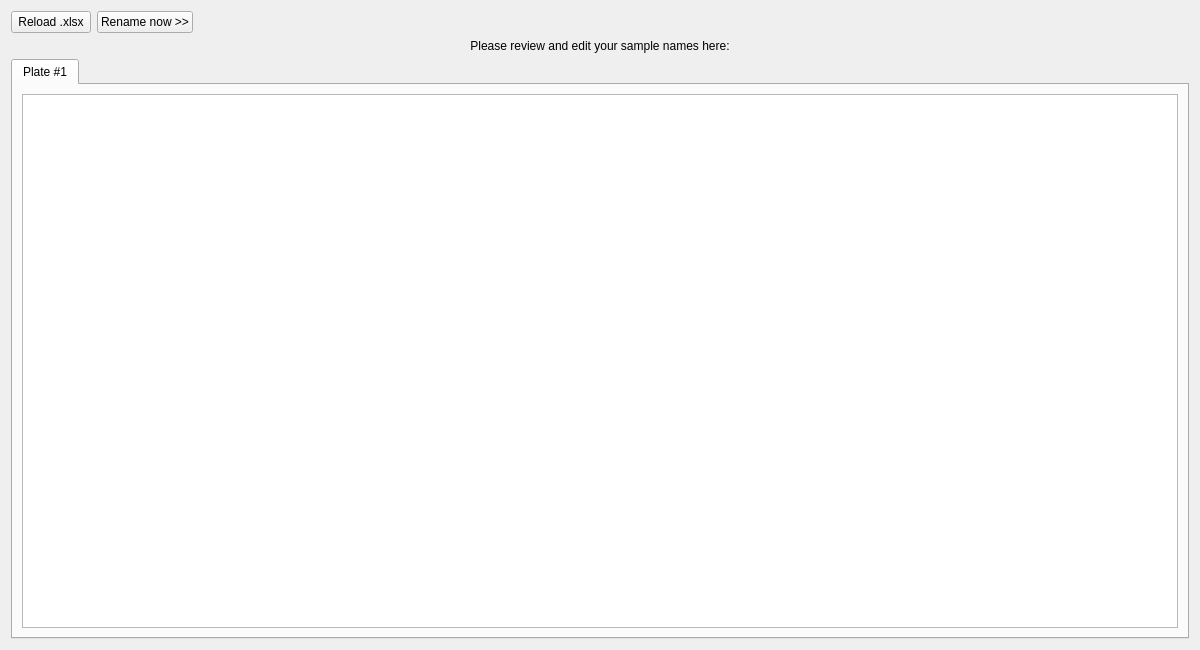
Old version of the form uiDesigns/RenameWindow_CF.ui in the repository ym3141/EasyFlowQ.
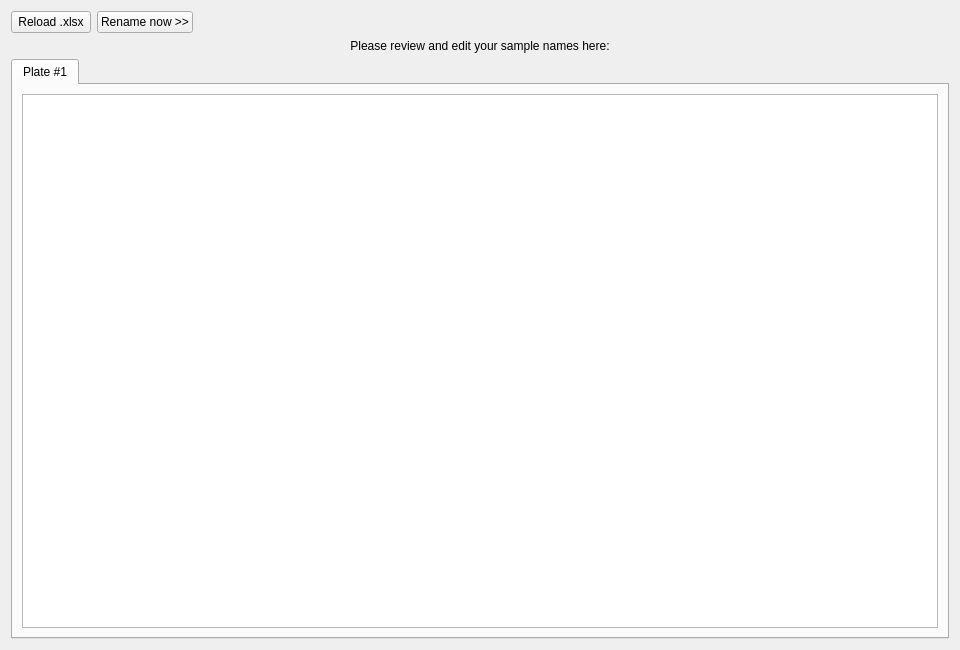
New version of the form.

The edit to the form file:
```diff
--- a/uiDesigns/RenameWindow_CF.ui
+++ b/uiDesigns/RenameWindow_CF.ui
@@ -6,7 +6,7 @@
    <rect>
     <x>0</x>
     <y>0</y>
-    <width>1200</width>
+    <width>960</width>
     <height>650</height>
    </rect>
   </property>
@@ -72,7 +72,7 @@
           <bool>true</bool>
          </property>
          <attribute name="horizontalHeaderDefaultSectionSize">
-          <number>170</number>
+          <number>125</number>
          </attribute>
         </widget>
        </item>
```
